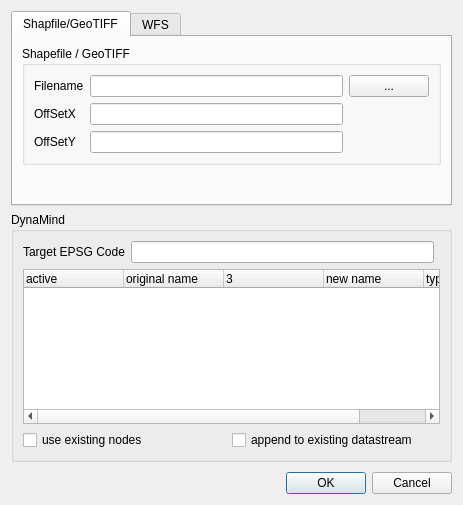
Before: the Qt Designer form src/DynaMind-BasicModules/guiimport.ui in iut-ibk/DynaMind-ToolBox, drawn with Qt 5.
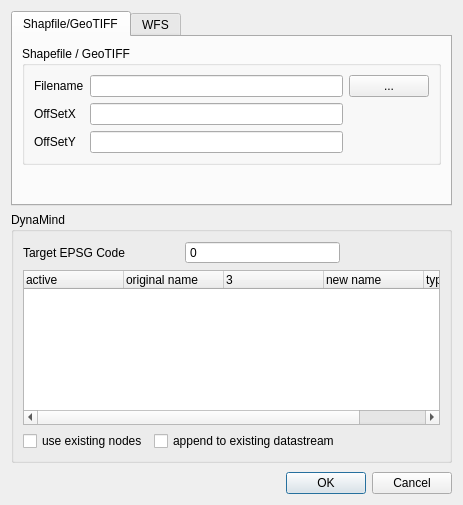
After: the same form once the commit is applied.

Commit message: import-gui: epsg code now restricted to integer value

The edit to the form file:
```diff
--- a/src/DynaMind-BasicModules/guiimport.ui
+++ b/src/DynaMind-BasicModules/guiimport.ui
@@ -180,7 +180,17 @@
          </widget>
         </item>
         <item>
-         <widget class="QLineEdit" name="lineEdit_epsgCode"/>
+         <widget class="QSpinBox" name="epsgCode">
+          <property name="frame">
+           <bool>true</bool>
+          </property>
+          <property name="buttonSymbols">
+           <enum>QAbstractSpinBox::NoButtons</enum>
+          </property>
+          <property name="maximum">
+           <number>999999999</number>
+          </property>
+         </widget>
         </item>
        </layout>
       </item>
```
The commit also changes 1 other file.
